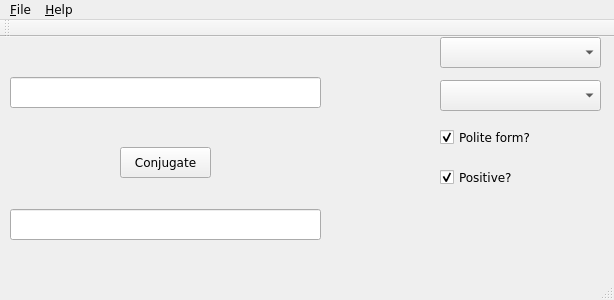
Above: jpconj/jpconjmain.ui from anqafalak/japkatsuyou before the change. Below: the same form after it.
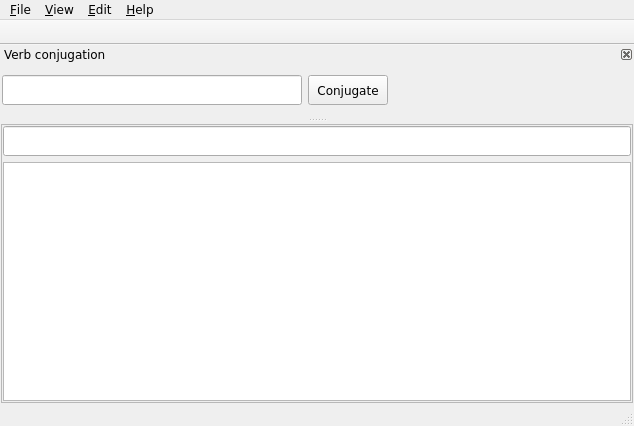
That is the form after the change. Icons and pictures are not drawn.

The edit to the form file:
```diff
--- a/jpconj/jpconjmain.ui
+++ b/jpconj/jpconjmain.ui
@@ -6,8 +6,8 @@
    <rect>
     <x>0</x>
     <y>0</y>
-    <width>614</width>
-    <height>300</height>
+    <width>634</width>
+    <height>426</height>
    </rect>
   </property>
   <property name="font">
@@ -33,104 +33,89 @@
    <bool>false</bool>
   </property>
   <widget class="QWidget" name="centralWidget">
-   <widget class="QPushButton" name="btn_conj">
-    <property name="geometry">
-     <rect>
-      <x>120</x>
-      <y>110</y>
-      <width>91</width>
-      <height>31</height>
-     </rect>
+   <property name="sizePolicy">
+    <sizepolicy hsizetype="Preferred" vsizetype="Preferred">
+     <horstretch>0</horstretch>
+     <verstretch>0</verstretch>
+    </sizepolicy>
+   </property>
+   <layout class="QHBoxLayout" name="horizontalLayout">
+    <property name="margin">
+     <number>1</number>
     </property>
-    <property name="text">
-     <string>Conjugate</string>
-    </property>
-   </widget>
-   <widget class="QLineEdit" name="inputt">
-    <property name="geometry">
-     <rect>
-      <x>10</x>
-      <y>40</y>
-      <width>311</width>
-      <height>31</height>
-     </rect>
-    </property>
-   </widget>
-   <widget class="QComboBox" name="vfrmchoice">
-    <property name="geometry">
-     <rect>
-      <x>440</x>
-      <y>0</y>
-      <width>161</width>
-      <height>31</height>
-     </rect>
-    </property>
-    <property name="contextMenuPolicy">
-     <enum>Qt::NoContextMenu</enum>
-    </property>
-   </widget>
-   <widget class="QComboBox" name="conjchoice">
-    <property name="geometry">
-     <rect>
-      <x>440</x>
-      <y>43</y>
-      <width>161</width>
-      <height>31</height>
-     </rect>
-    </property>
-   </widget>
-   <widget class="QCheckBox" name="politecheck">
-    <property name="geometry">
-     <rect>
-      <x>440</x>
-      <y>90</y>
-      <width>151</width>
-      <height>21</height>
-     </rect>
-    </property>
-    <property name="text">
-     <string>Polite form?</string>
-    </property>
-    <property name="checked">
-     <bool>true</bool>
-    </property>
-   </widget>
-   <widget class="QCheckBox" name="positivecheck">
-    <property name="geometry">
-     <rect>
-      <x>440</x>
-      <y>130</y>
-      <width>161</width>
-      <height>21</height>
-     </rect>
-    </property>
-    <property name="text">
-     <string>Positive?</string>
-    </property>
-    <property name="checked">
-     <bool>true</bool>
-    </property>
-   </widget>
-   <widget class="QLineEdit" name="outputt">
-    <property name="geometry">
-     <rect>
-      <x>10</x>
-      <y>172</y>
-      <width>311</width>
-      <height>31</height>
-     </rect>
-    </property>
-    <property name="readOnly">
-     <bool>true</bool>
-    </property>
-   </widget>
+    <item>
+     <widget class="QFrame" name="showf">
+      <property name="sizePolicy">
+       <sizepolicy hsizetype="Expanding" vsizetype="Expanding">
+        <horstretch>0</horstretch>
+        <verstretch>0</verstretch>
+       </sizepolicy>
+      </property>
+      <property name="minimumSize">
+       <size>
+        <width>43</width>
+        <height>0</height>
+       </size>
+      </property>
+      <property name="baseSize">
+       <size>
+        <width>0</width>
+        <height>0</height>
+       </size>
+      </property>
+      <property name="frameShape">
+       <enum>QFrame::StyledPanel</enum>
+      </property>
+      <property name="frameShadow">
+       <enum>QFrame::Raised</enum>
+      </property>
+      <layout class="QVBoxLayout" name="verticalLayout">
+       <property name="margin">
+        <number>1</number>
+       </property>
+       <item>
+        <widget class="QLineEdit" name="msgt">
+         <property name="minimumSize">
+          <size>
+           <width>0</width>
+           <height>30</height>
+          </size>
+         </property>
+         <property name="readOnly">
+          <bool>true</bool>
+         </property>
+        </widget>
+       </item>
+       <item>
+        <widget class="QTableWidget" name="showt">
+         <property name="sizePolicy">
+          <sizepolicy hsizetype="Expanding" vsizetype="Expanding">
+           <horstretch>0</horstretch>
+           <verstretch>0</verstretch>
+          </sizepolicy>
+         </property>
+         <property name="editTriggers">
+          <set>QAbstractItemView::AnyKeyPressed</set>
+         </property>
+         <property name="rowCount">
+          <number>0</number>
+         </property>
+         <property name="columnCount">
+          <number>0</number>
+         </property>
+        </widget>
+       </item>
+      </layout>
+     </widget>
+    </item>
+   </layout>
   </widget>
   <widget class="QMenuBar" name="menuBar">
    <property name="geometry">
     <rect>
      <x>0</x>
      <y>0</y>
-     <width>614</width>
+     <width>634</width>
      <height>21</height>
     </rect>
    </property>
@@ -147,11 +132,48 @@
      <string>&amp;Help</string>
     </property>
     <addaction name="action_About"/>
+    <addaction name="actionAbout_Qt"/>
+   </widget>
+   <widget class="QMenu" name="menu_View">
+    <property name="title">
+     <string>&amp;View</string>
+    </property>
+    <addaction name="actionVerb_Conjugation"/>
+    <addaction name="actionToolBar"/>
+   </widget>
+   <widget class="QMenu" name="menu_Edit">
+    <property name="title">
+     <string>&amp;Edit</string>
+    </property>
+    <addaction name="action_Preference"/>
    </widget>
    <addaction name="menu_File"/>
+   <addaction name="menu_View"/>
+   <addaction name="menu_Edit"/>
    <addaction name="menu_Help"/>
   </widget>
-  <widget class="QToolBar" name="mainToolBar">
+  <widget class="QToolBar" name="mainTool">
+   <property name="minimumSize">
+    <size>
+     <width>0</width>
+     <height>25</height>
+    </size>
+   </property>
+   <property name="baseSize">
+    <size>
+     <width>0</width>
+     <height>15</height>
+    </size>
+   </property>
+   <property name="windowTitle">
+    <string>ToolBar</string>
+   </property>
+   <property name="movable">
+    <bool>false</bool>
+   </property>
+   <property name="allowedAreas">
+    <set>Qt::TopToolBarArea</set>
+   </property>
    <attribute name="toolBarArea">
     <enum>TopToolBarArea</enum>
    </attribute>
@@ -160,6 +182,108 @@
    </attribute>
   </widget>
   <widget class="QStatusBar" name="statusBar"/>
+  <widget class="QDockWidget" name="search">
+   <property name="sizePolicy">
+    <sizepolicy hsizetype="Maximum" vsizetype="Maximum">
+     <horstretch>0</horstretch>
+     <verstretch>0</verstretch>
+    </sizepolicy>
+   </property>
+   <property name="minimumSize">
+    <size>
+     <width>402</width>
+     <height>72</height>
+    </size>
+   </property>
+   <property name="contextMenuPolicy">
+    <enum>Qt::DefaultContextMenu</enum>
+   </property>
+   <property name="features">
+    <set>QDockWidget::DockWidgetClosable</set>
+   </property>
+   <property name="allowedAreas">
+    <set>Qt::TopDockWidgetArea</set>
+   </property>
+   <property name="windowTitle">
+    <string>Verb conjugation</string>
+   </property>
+   <attribute name="dockWidgetArea">
+    <number>4</number>
+   </attribute>
+   <widget class="QWidget" name="search_content">
+    <property name="minimumSize">
+     <size>
+      <width>0</width>
+      <height>50</height>
+     </size>
+    </property>
+    <layout class="QHBoxLayout" name="horizontalLayout_2">
+     <property name="leftMargin">
+      <number>2</number>
+     </property>
+     <property name="topMargin">
+      <number>1</number>
+     </property>
+     <property name="rightMargin">
+      <number>2</number>
+     </property>
+     <property name="bottomMargin">
+      <number>1</number>
+     </property>
+     <item>
+      <widget class="QLineEdit" name="inputt">
+       <property name="enabled">
+        <bool>true</bool>
+       </property>
+       <property name="sizePolicy">
+        <sizepolicy hsizetype="Fixed" vsizetype="Fixed">
+         <horstretch>0</horstretch>
+         <verstretch>0</verstretch>
+        </sizepolicy>
+       </property>
+       <property name="minimumSize">
+        <size>
+         <width>300</width>
+         <height>30</height>
+        </size>
+       </property>
+      </widget>
+     </item>
+     <item>
+      <widget class="QPushButton" name="btn_conj">
+       <property name="sizePolicy">
+        <sizepolicy hsizetype="Fixed" vsizetype="Fixed">
+         <horstretch>0</horstretch>
+         <verstretch>0</verstretch>
+        </sizepolicy>
+       </property>
+       <property name="minimumSize">
+        <size>
+         <width>0</width>
+         <height>30</height>
+        </size>
+       </property>
+       <property name="text">
+        <string>Conjugate</string>
+       </property>
+      </widget>
+     </item>
+     <item>
+      <spacer name="horizontalSpacer">
+       <property name="orientation">
+        <enum>Qt::Horizontal</enum>
+       </property>
+       <property name="sizeHint" stdset="0">
+        <size>
+         <width>40</width>
+         <height>20</height>
+        </size>
+       </property>
+      </spacer>
+     </item>
+    </layout>
+   </widget>
+  </widget>
   <action name="action_Close">
    <property name="text">
     <string>&amp;Close</string>
```
Left out of the diff: 44 changed lines with no effect on the pictures.
